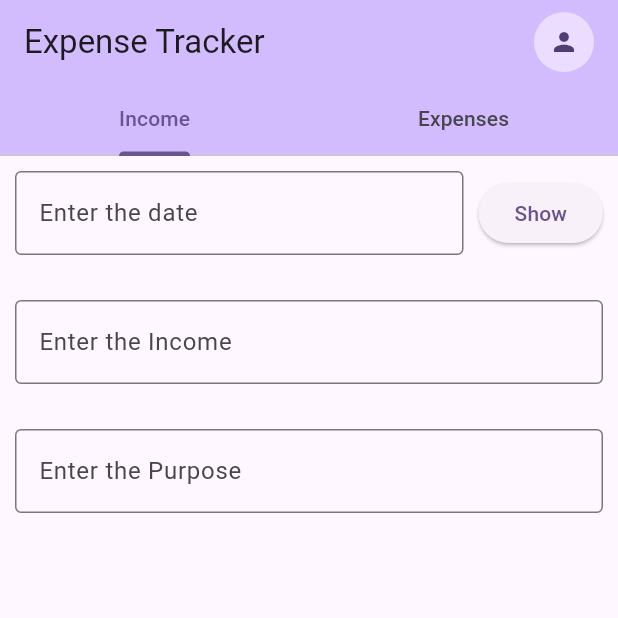
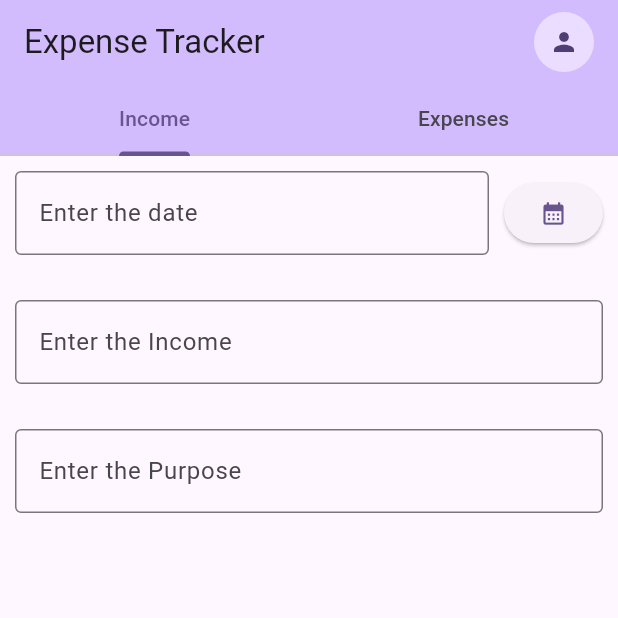
Before and after one commit to Alone-Prodipta/My-Application, a Flutter app: the screen it shows after launch, on a phone screen of 412 x 824 dp, the top half of it. Run offline on Flutter 3.47's test engine with Material 3 defaults, Android fonts, the phone set to English and light mode, and no system bars; our stand-ins replace shared_preferences.

Commit message:
changed the icon of the button

```diff
--- a/expense_tracker/lib/Expense.dart
+++ b/expense_tracker/lib/Expense.dart
@@ -47,7 +47,7 @@ class _MyExpenseState extends State<MyExpense> {
                       });
                     }
                   },
-                  child: const Text('Show'),
+                  child: const Icon(Icons.calendar_month),
                 ),
               ],
             ),
--- a/expense_tracker/lib/Income.dart
+++ b/expense_tracker/lib/Income.dart
@@ -47,8 +47,9 @@ class _MyIncomeState extends State<MyIncome> {
                       });
                     }
                   },
-                  child: const Text('Show'),
+                  child: const Icon(Icons.calendar_month),
                 ),
+
               ],
             ),
           ),
--- a/expense_tracker/lib/main.dart
+++ b/expense_tracker/lib/main.dart
@@ -60,8 +60,8 @@ class _MyHomePageState extends State<MyHomePage> {
         ),
         body: const TabBarView(
           children: [
-            MyIncome(),   // ✅ loads from Income.dart
-            MyExpense(),  // ✅ loads from Expense.dart
+            MyIncome(),
+            MyExpense(),
           ],
         ),
       ),
```
